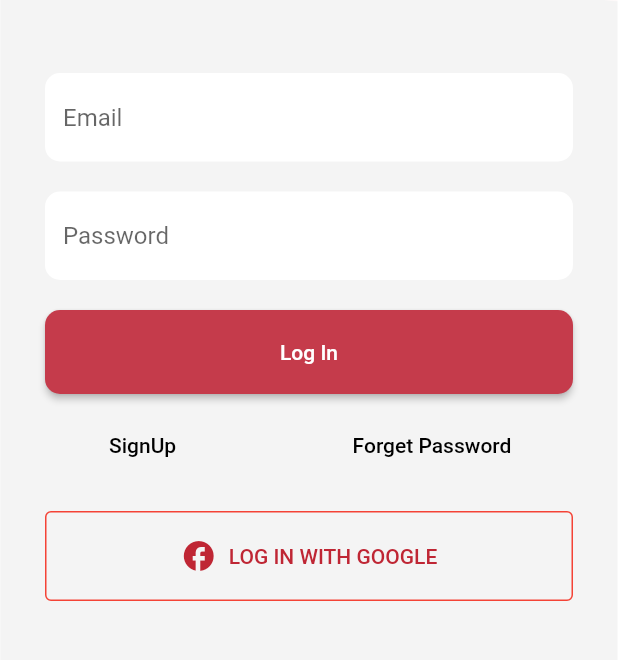
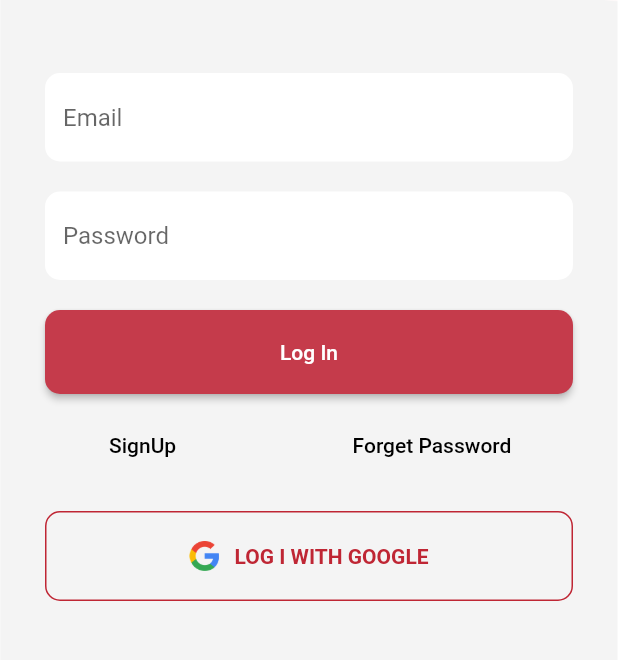
Before and after one commit to Soud-Haroon/Update_Task01, a Flutter app: the screen it shows after launch, on a phone screen of 412 x 824 dp, the part 407-1067 px from its top. Run offline on Flutter 3.47's test engine with Material 2 defaults, Android fonts, the phone set to English and light mode, and no system bars; our stand-ins replace percent_indicator.

Commit message:
change in sign in

```diff
--- a/lib/cards/leaveCard.dart
+++ b/lib/cards/leaveCard.dart
@@ -20,6 +20,7 @@ class LeaveCard extends StatelessWidget {
         child: Row(
           children: [
             CircleAvatar(
+              backgroundColor: Colors.white,
               backgroundImage: AssetImage('assets/custom/round.png'),
               radius: 30,
             ),
--- a/lib/mainProfile.dart
+++ b/lib/mainProfile.dart
@@ -270,7 +270,9 @@ class _MainProfileState extends State<MainProfile> {
       ),
     );
   }
+  //-----------------------UI--ended--------------------------------//
 
+  //-----------------HeadView-Extracted-below----------------------//
   Padding headViewList(String head,String icon) {
     return Padding(
       padding: const EdgeInsets.symmetric(horizontal: 10, vertical: 10),
--- a/lib/sign_in.dart
+++ b/lib/sign_in.dart
@@ -1,9 +1,4 @@
 import 'package:flutter/material.dart';
-import 'package:update_task01/cards/announCard.dart';
-import 'package:update_task01/cards/birthCard.dart';
-import 'package:update_task01/cards/eventCard.dart';
-import 'package:update_task01/cards/leaveCard.dart';
-import 'package:update_task01/cards/teamCard.dart';
 import 'package:update_task01/mainProfile.dart';
 import 'package:update_task01/main_info.dart';
 
@@ -134,10 +129,7 @@ class _SignInState extends State<SignIn> {
                     'SignUp',
                     style: TextStyle(color: Colors.black),
                   ),
-                  onPressed: () {
-                    Navigator.of(context).push(
-                        MaterialPageRoute(builder: (context) => TeamCard()));
-                  },
+                  onPressed: () {},
                 ),
                 SizedBox(width: 100),
                 TextButton(
@@ -145,31 +137,31 @@ class _SignInState extends State<SignIn> {
                     'Forget Password',
                     style: TextStyle(color: Colors.black),
                   ),
-                  onPressed: () {
-                    // Navigator.of(context).push(
-                    //     MaterialPageRoute(builder: (context) => EventCard()));
-                  },
+                  onPressed: () {},
                 ),
               ],
             ),
             SizedBox(height: 20),
             //--------------------------------------------------------//
-            SizedBox(
-              height: 60,
-              child: OutlinedButton.icon(
-                label: Text('LOG IN WITH GOOGLE'),
-                icon: Icon(Icons.facebook),
-                style: OutlinedButton.styleFrom(
-                  side: BorderSide(
-                    width: 1,
-                    color: Colors.red,
-                  ),
+            InkWell(
+              highlightColor: Colors.red[100],
+              onTap: (){
+                Navigator.of(context)
+                    .push(MaterialPageRoute(builder: (context) => MainProfile()));
+              },
+              child: Container(
+                height: 60,
+                decoration: BoxDecoration(
+                  border: Border.all(color: Color(0xffbf2634)),
+                  borderRadius: BorderRadius.circular(10),
                 ),
-                onPressed: () {
-                  Navigator.of(context).push(
-                      MaterialPageRoute(builder: (context) => MainProfile()));
-                },
-              ),
+                child: Row(
+                  mainAxisAlignment: MainAxisAlignment.center,
+                  children: [
+                  Image.asset('assets/google.png', height: 20),
+                  SizedBox(width: 10),
+                  Text('LOG I WITH GOOGLE', style: TextStyle(color: Color(0xffbf2634),fontWeight: FontWeight.bold)),
+                ])),
             )
           ],
         ),
```
Also changed, not shown: assets/google.png (added).
